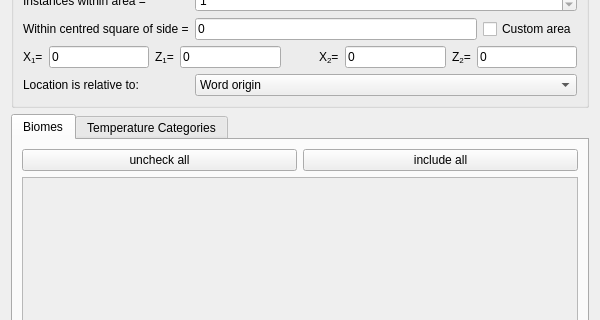
First picture: the form in filterdialog.ui, repository Cubitect/cubiomes-viewer, before the edit; both pictures show x 0 to 600 and y 212 to 532 of the 600 by 640 pixel window.
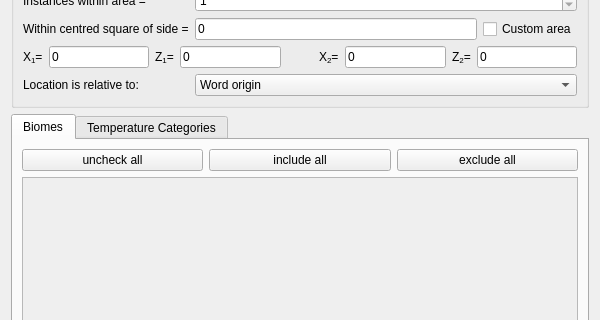
Second picture: the form after the edit. Icons and pictures are not drawn.

Commit message: Added exclude-all + added portal search + moved show grid 1) added exclude all option to biome filter 2) added ruined portal search option 3) moved show grid option to be a toolbar toggle

Diff of the .ui file:
```diff
--- a/filterdialog.ui
+++ b/filterdialog.ui
@@ -308,6 +308,13 @@
            </property>
           </widget>
          </item>
+         <item>
+          <widget class="QPushButton" name="buttonExclude">
+           <property name="text">
+            <string>exclude all</string>
+           </property>
+          </widget>
+         </item>
         </layout>
        </item>
        <item>
```
Left out of the diff: 4 changed lines with no effect on the pictures. The commit also changes 14 other files.
